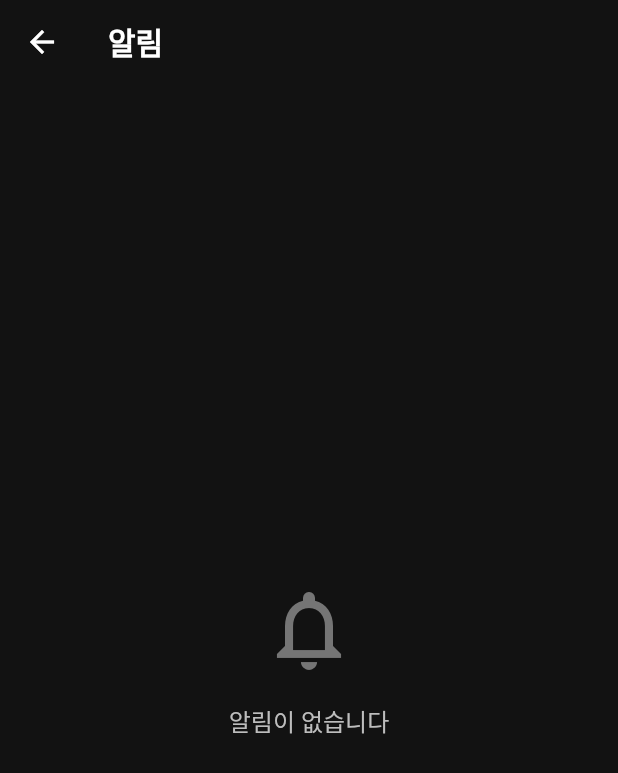
After one commit to Davejinking/fitmix_pwa, a Flutter app: the NotificationsPage screen opened directly, on a phone screen of 412 x 824 dp. The commit adds this screen. Shown: the top 773 px of the screen. Run offline on Flutter 3.47's test engine with Material 3 defaults, Android fonts, the phone set to English and light mode, and no system bars; our stand-ins replace audioplayers, confetti, fl_chart, flutter_tts, google_sign_in, hive and 4 more; accounts and stored records are empty; Roboto replaces fonts that are missing (Pretendard).

Commit message:
fix: BUG-027, BUG-015 해결 - 홈 프로필 접근 경로 및 알림 페이지 구현
주요 변경사항:
- BUG-027: 홈 헤더에 프로필 아이콘 버튼 추가 (person_outlined)
  - 프로필 페이지로 직접 이동 가능
- BUG-015: NotificationsPage 신규 생성
  - 알림 아이콘 클릭 시 알림 페이지로 이동
  - 빈 알림 상태 표시
- 버그 리포트 업데이트 (해결 버그 2개 추가)

빌드 상태: ✅ 성공

```diff
--- /dev/null
+++ b/lib/pages/notifications_page.dart
@@ -0,0 +1,38 @@
+import 'package:flutter/material.dart';
+
+class NotificationsPage extends StatelessWidget {
+  const NotificationsPage({super.key});
+
+  @override
+  Widget build(BuildContext context) {
+    return Scaffold(
+      backgroundColor: const Color(0xFF121212),
+      appBar: AppBar(
+        backgroundColor: const Color(0xFF121212),
+        foregroundColor: Colors.white,
+        elevation: 0,
+        title: const Text('알림'),
+      ),
+      body: Center(
+        child: Column(
+          mainAxisAlignment: MainAxisAlignment.center,
+          children: [
+            Icon(
+              Icons.notifications_none,
+              size: 64,
+              color: Colors.grey[600],
+            ),
+            const SizedBox(height: 16),
+            Text(
+              '알림이 없습니다',
+              style: TextStyle(
+                fontSize: 16,
+                color: Colors.grey[400],
+              ),
+            ),
+          ],
+        ),
+      ),
+    );
+  }
+}
```
Also changed, not shown: lib/pages/home_page.dart (+24 -4 lines), 1 other file.
